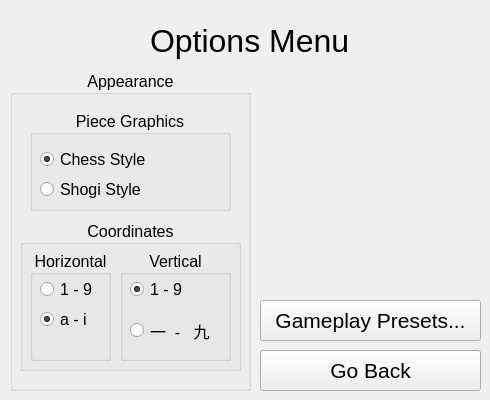
This is chessVshogi/UI/options_menu.ui in sahinakkaya/chess as Qt 5 draws it before an edit. The edited form follows.
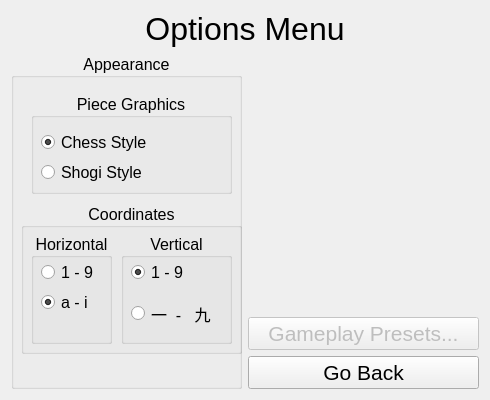
This is the edited form. Icons and pictures are not drawn.

Commit message: Revamp options menu UI

```diff
--- a/chessVshogi/UI/options_menu.ui
+++ b/chessVshogi/UI/options_menu.ui
@@ -10,29 +10,17 @@
     <height>400</height>
    </rect>
   </property>
-  <property name="minimumSize">
-   <size>
-    <width>490</width>
-    <height>400</height>
-   </size>
-  </property>
-  <property name="maximumSize">
-   <size>
-    <width>490</width>
-    <height>400</height>
-   </size>
-  </property>
   <property name="windowTitle">
    <string>Form</string>
   </property>
+  <layout class="QVBoxLayout" name="verticalLayout_2">
+   <item>
   <widget class="QLabel" name="label">
-   <property name="geometry">
-    <rect>
-     <x>150</x>
-     <y>20</y>
-     <width>201</width>
-     <height>41</height>
-    </rect>
+     <property name="sizePolicy">
+      <sizepolicy hsizetype="MinimumExpanding" vsizetype="Maximum">
+       <horstretch>0</horstretch>
+       <verstretch>0</verstretch>
+      </sizepolicy>
    </property>
    <property name="font">
     <font>
@@ -42,16 +30,15 @@
    <property name="text">
     <string>Options Menu</string>
    </property>
-  </widget>
+     <property name="alignment">
+      <set>Qt::AlignCenter</set>
+     </property>
+    </widget>
+   </item>
+   <item>
+    <layout class="QHBoxLayout" name="horizontalLayout">
+     <item>
   <widget class="QGroupBox" name="groupBox_2">
-   <property name="geometry">
-    <rect>
-     <x>10</x>
-     <y>70</y>
-     <width>241</width>
-     <height>321</height>
-    </rect>
-   </property>
    <property name="font">
     <font>
      <pointsize>12</pointsize>
@@ -224,51 +211,11 @@
     </widget>
    </widget>
   </widget>
-  <widget class="QPushButton" name="buttonPresets">
-   <property name="geometry">
-    <rect>
-     <x>260</x>
-     <y>300</y>
-     <width>221</width>
-     <height>41</height>
-    </rect>
-   </property>
-   <property name="font">
-    <font>
-     <pointsize>16</pointsize>
-    </font>
-   </property>
-   <property name="text">
-    <string>Gameplay Presets...</string>
-   </property>
-  </widget>
-  <widget class="QPushButton" name="buttonReturn">
-   <property name="geometry">
-    <rect>
-     <x>260</x>
-     <y>350</y>
-     <width>221</width>
-     <height>41</height>
-    </rect>
-   </property>
-   <property name="font">
-    <font>
-     <pointsize>16</pointsize>
-    </font>
-   </property>
-   <property name="text">
-    <string>Go Back</string>
-   </property>
-  </widget>
+     </item>
+     <item>
+      <layout class="QVBoxLayout" name="verticalLayout">
+       <item>
   <widget class="QLabel" name="board_preview">
-   <property name="geometry">
-    <rect>
-     <x>260</x>
-     <y>70</y>
-     <width>221</width>
-     <height>221</height>
-    </rect>
-   </property>
    <property name="text">
     <string/>
    </property>
@@ -282,6 +229,39 @@
     <set>Qt::AlignCenter</set>
    </property>
   </widget>
+       </item>
+       <item>
+        <widget class="QPushButton" name="buttonPresets">
+         <property name="enabled">
+          <bool>false</bool>
+         </property>
+         <property name="font">
+          <font>
+           <pointsize>16</pointsize>
+          </font>
+         </property>
+         <property name="text">
+          <string>Gameplay Presets...</string>
+         </property>
+        </widget>
+       </item>
+       <item>
+        <widget class="QPushButton" name="buttonReturn">
+         <property name="font">
+          <font>
+           <pointsize>16</pointsize>
+          </font>
+         </property>
+         <property name="text">
+          <string>Go Back</string>
+         </property>
+        </widget>
+       </item>
+      </layout>
+     </item>
+    </layout>
+   </item>
+  </layout>
  </widget>
  <resources/>
  <connections/>
```
Lines whose indentation alone changed are shown as unchanged. The commit also changes 5 other files.
